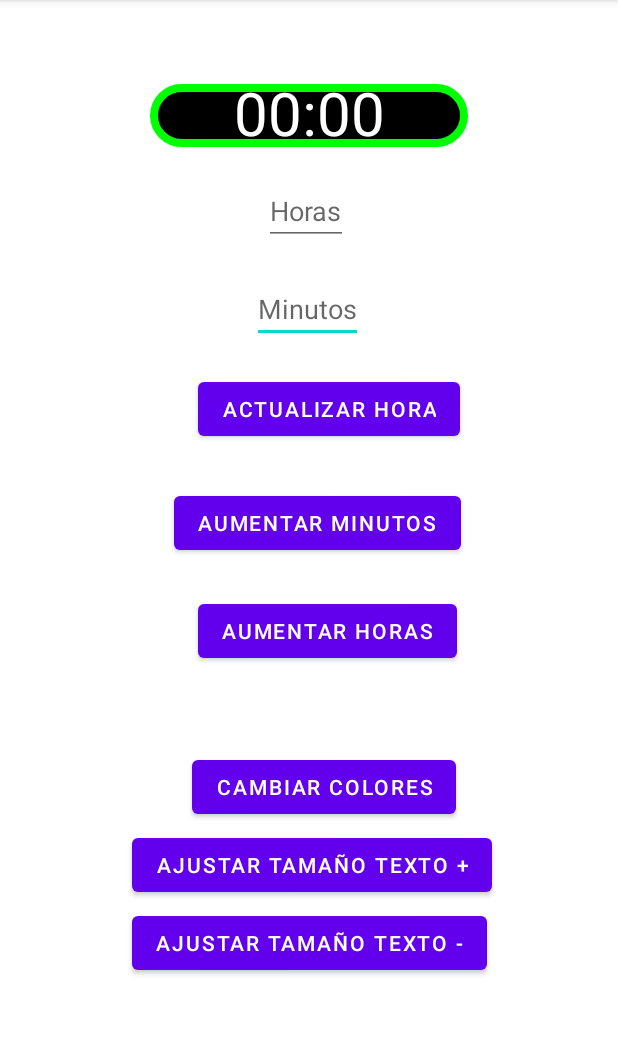
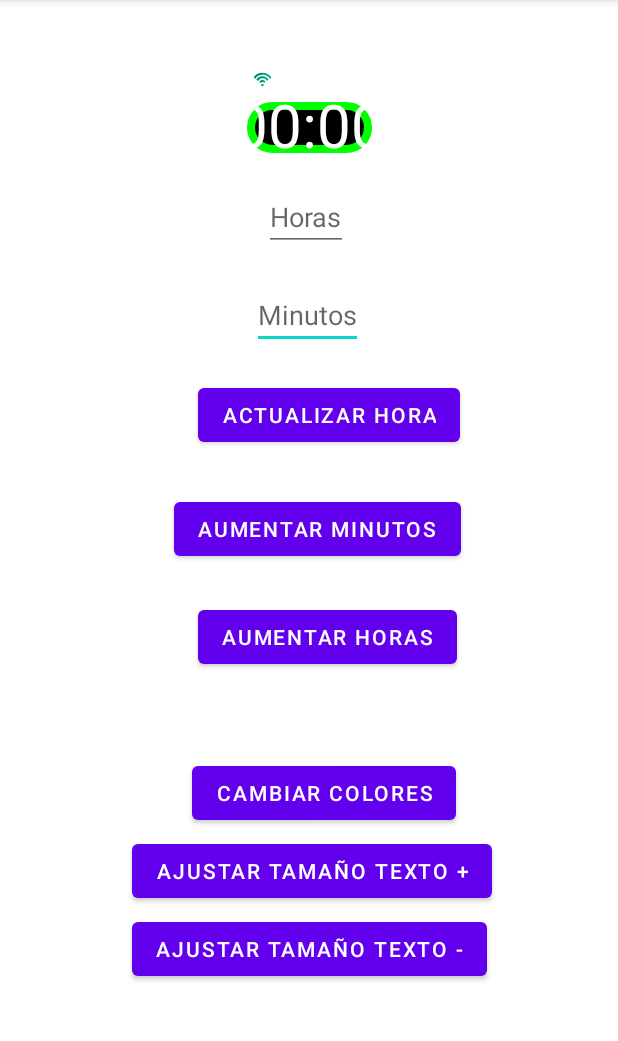
Before and after one commit to Alexandroafk/kotlin-projects-1, an Android app: the TimerActivity screen opened directly, with no data from a screen before it, on a phone screen of 412 x 824 dp, the part 84-1125 px from its top. Run offline under Robolectric (Android 15) with nearby library versions, the phone set to English and light mode, and no system bars.

Commit message:
Se añade el icono wifi a la acitvidad

```diff
--- a/app/src/main/res/layout/activity_timer.xml
+++ b/app/src/main/res/layout/activity_timer.xml
@@ -9,12 +9,12 @@
 
     <com.wuaha.ktl_p1.ui.timer.views.TimerView
         android:id="@+id/timer_view_xml"
-        android:layout_width="228dp"
-        android:layout_height="58dp"
-        android:layout_marginTop="48dp"
+        android:layout_width="99dp"
+        android:layout_height="50dp"
+        android:layout_marginTop="60dp"
         app:layout_constraintEnd_toEndOf="parent"
         app:layout_constraintStart_toStartOf="parent"
-        app:layout_constraintTop_toTopOf="parent"/>
+        app:layout_constraintTop_toTopOf="parent" />
 
     <EditText
         android:id="@+id/minutes_input"
@@ -95,4 +95,21 @@
         android:text="Ajustar Tamaño Texto -"
         app:layout_constraintStart_toStartOf="parent"
         app:layout_constraintTop_toBottomOf="@id/set_text_size_increase_button" />
+
+    <com.airbnb.lottie.LottieAnimationView
+        android:id="@+id/boton_wifi_icon"
+        android:layout_width="14dp"
+        android:layout_height="14dp"
+        android:layout_marginStart="168dp"
+        android:layout_marginTop="16dp"
+        android:contentDescription="@string/timer_icon_animated_wifi"
+        app:layout_constraintBottom_toTopOf="@+id/timer_view_xml"
+        app:layout_constraintStart_toStartOf="parent"
+        app:layout_constraintTop_toTopOf="parent"
+        app:layout_constraintVertical_bias="1.0"
+        app:lottie_autoPlay="true"
+        app:lottie_loop="true"
+        app:lottie_rawRes="@raw/ic_wifi_animated" />
+
+
 </androidx.constraintlayout.widget.ConstraintLayout>
--- a/app/src/main/res/values/strings.xml
+++ b/app/src/main/res/values/strings.xml
@@ -1,6 +1,5 @@
 <resources>
     <string name="app_name">Smart Tests</string>
+    <string name="timer_icon_animated_wifi">Icono animado WIFI</string>
 
-    <string name="config_ruleta_button">Botón de configuraciones de la ruleta</string>
-    <string name="back_main_button">Botón para volver a main</string>
 </resources>
```
Also changed, not shown: app/src/main/res/layout/activity_ruleta.xml (+0 -18 lines).
